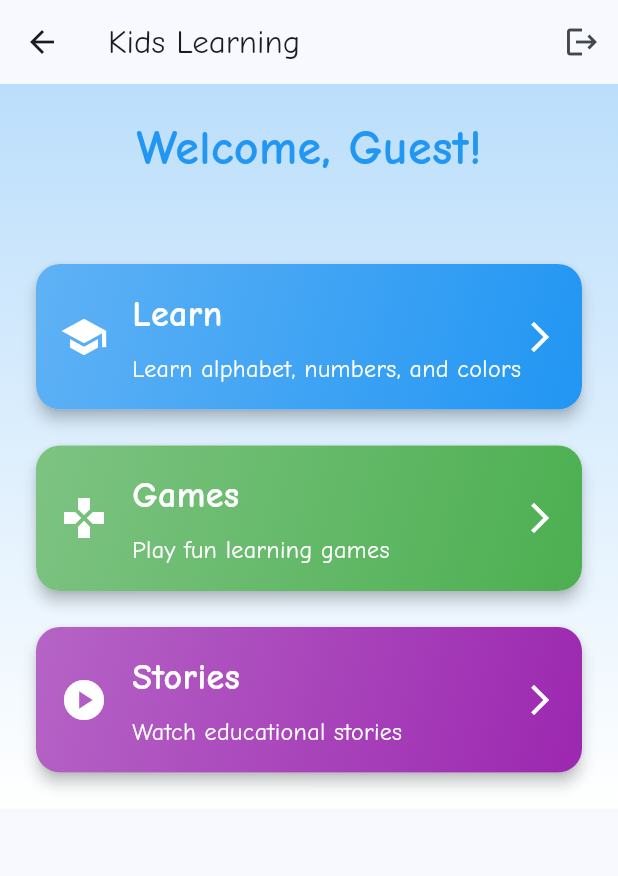
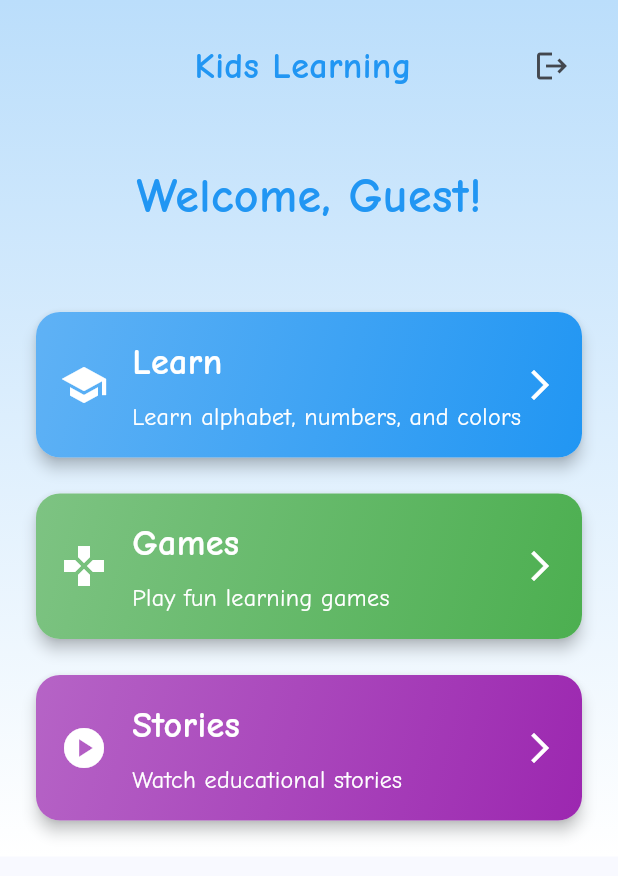
Before and after one commit to AbdallahZidano/Kids-App, a Flutter app: the HomeScreen screen opened by its route, after a tap on the "logout" icon, after a tap on "Login", after a tap on "Continue as Guest", on a phone screen of 412 x 824 dp. Shown: the top 876 px of the screen. Run offline on Flutter 3.47's test engine with Material 3 defaults, Android fonts, the light colour scheme and no system bars; our stand-ins replace flutter_tts, shared_preferences, sqflite, video_player; accounts and stored records are empty.

Commit message:
edit home screen ui ✅

```diff
--- a/lib/screens/home_screen.dart
+++ b/lib/screens/home_screen.dart
@@ -15,20 +15,7 @@ class HomeScreen extends StatelessWidget {
     final userName = context.watch<UserProvider>().userName;
     final authProvider = context.watch<AuthProvider>();
     final currentUser = authProvider.currentUser;
-
     return Scaffold(
-      appBar: AppBar(
-        title: const Text('Kids Learning'),
-        actions: [
-          IconButton(
-            icon: const Icon(Icons.logout),
-            onPressed: () {
-              authProvider.logout();
-              Navigator.pushReplacementNamed(context, '/login');
-            },
-          ),
-        ],
-      ),
       body: Container(
         decoration: BoxDecoration(
           gradient: LinearGradient(
@@ -45,6 +32,30 @@ class HomeScreen extends StatelessWidget {
                 child: Column(
                   mainAxisAlignment: MainAxisAlignment.center,
                   children: [
+                    Row(
+                      mainAxisAlignment: MainAxisAlignment.spaceBetween,
+                      children: [
+                        const SizedBox(
+                          width: 40,
+                        ), // Add space to balance the logout button
+                        const Text(
+                          'Kids Learning',
+                          style: TextStyle(
+                            fontSize: 24,
+                            fontWeight: FontWeight.bold,
+                            color: Colors.blue,
+                          ),
+                        ),
+                        IconButton(
+                          icon: const Icon(Icons.logout),
+                          onPressed: () {
+                            authProvider.logout();
+                            Navigator.pushReplacementNamed(context, '/login');
+                          },
+                        ),
+                      ],
+                    ),
+                    const SizedBox(height: 40),
                     Text(
                       'Welcome, ${currentUser?.isGuest == true ? 'Guest' : userName}!',
                       style: const TextStyle(
```
